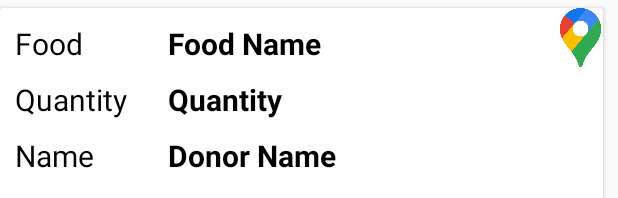
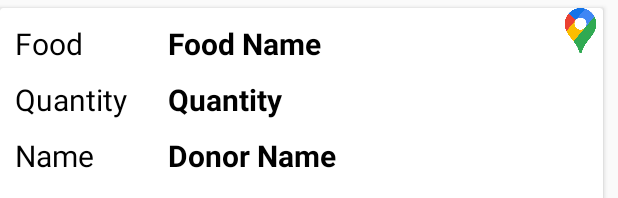
Before and after one commit to officialshubhamsinha/Waste-Food-Management, an Android app: the layout donor.xml on its own in the app's theme, with its tools: preview values and no code run, on a phone screen of 412 x 824 dp. Shown: the top 198 px of the screen. Run offline under Robolectric (Android 15) with nearby library versions, the phone set to English and light mode, and no system bars.

Commit message:
#added location function

```diff
--- a/app/src/main/res/layout/donor.xml
+++ b/app/src/main/res/layout/donor.xml
@@ -61,6 +61,7 @@
 
 
         </LinearLayout>
+
         <LinearLayout
             android:layout_width="0dp"
             android:layout_height="wrap_content"
@@ -125,7 +126,7 @@
             <ImageView
                 android:id="@+id/location"
                 android:layout_width="match_parent"
-                android:layout_height="39dp"
+                android:layout_height="30dp"
                 app:srcCompat="@drawable/map" />
 
         </LinearLayout>
```
